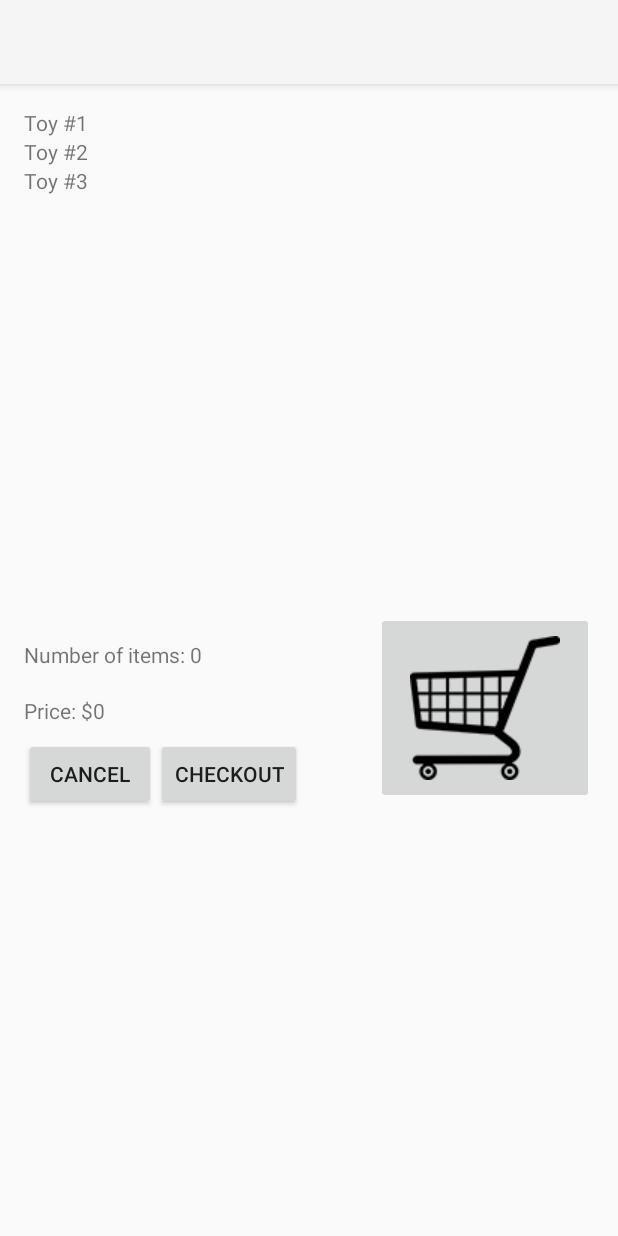
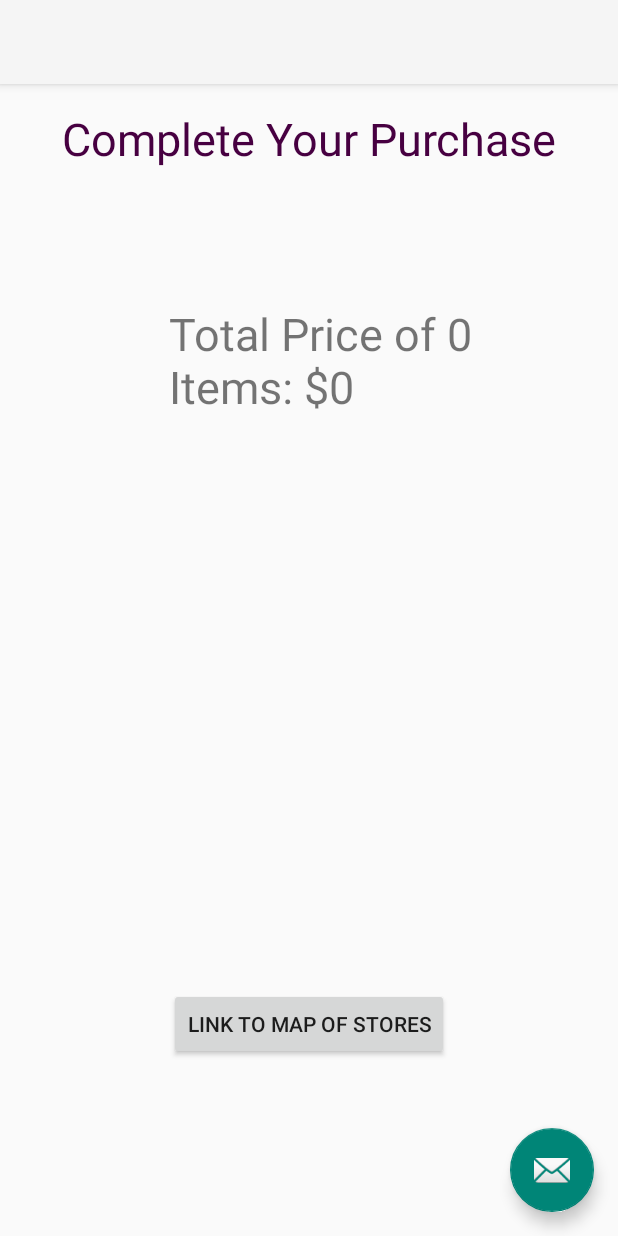
Before and after one commit to matthewchiang/toy-store-project, an Android app: the ToyActivity screen opened directly, with no data from a screen before it, after a tap on "CHECKOUT", on a phone screen of 412 x 824 dp. Run offline under Robolectric (Android 15) with nearby library versions, the phone set to English and light mode, and no system bars.

Commit message:
Checkout works

```diff
--- /dev/null
+++ b/app/src/main/java/cosc150/toy_store/CheckoutActivity.java
@@ -0,0 +1,43 @@
+package cosc150.toy_store;
+
+import android.content.Intent;
+import android.net.Uri;
+import android.os.Bundle;
+import android.support.design.widget.FloatingActionButton;
+import android.support.design.widget.Snackbar;
+import android.support.v7.app.AppCompatActivity;
+import android.support.v7.widget.Toolbar;
+import android.util.Log;
+import android.view.View;
+import android.widget.TextView;
+
+public class CheckoutActivity extends AppCompatActivity {
+
+    @Override
+    protected void onCreate(Bundle savedInstanceState) {
+        super.onCreate(savedInstanceState);
+        setContentView(R.layout.activity_checkout);
+
+        TextView listOfSelectedToys = (TextView) findViewById(R.id.selectedToysView);
+        String toyNamesString = "";
+        ToyList selectedToys = ToyActivity.selectedToys;
+
+        Log.d("print", "size of selectedToys " + selectedToys.getNumOfToys());
+
+        for (int i = 0; i<selectedToys.getNumOfToys(); i++)
+        {
+            String toyName = selectedToys.getToy(i).getToyName();
+            Log.d("print", "Toy name" + selectedToys.getToy(i).getToyName());
+            toyNamesString+=toyName+"\n";
+        }
+
+        Log.d("print", "toyNamesString "+toyNamesString);
+        toyNamesString += "\nTotal Price of "+ ToyActivity.numItemsInCart +" Items: $"+ToyActivity.priceOfItems;
+        listOfSelectedToys.setText(toyNamesString);
+    }
+
+    public void openURL(View view) {
+        Intent browserIntent = new Intent(Intent.ACTION_VIEW, Uri.parse("http://www.toysrus.com/storeLocator/index.jsp"));
+        startActivity(browserIntent);
+    }
+}
--- a/app/src/main/java/cosc150/toy_store/MainActivity.java
+++ b/app/src/main/java/cosc150/toy_store/MainActivity.java
@@ -29,13 +29,11 @@ import java.net.URL;
 import java.util.ArrayList;
 
 public class MainActivity extends AppCompatActivity {
-
     //SearchView sv;
     //ListView lv;
-    //ToyList toylist;
     //    String[] toyNames = {"Lego Technic Crawler Crane costs $150","Lego Technic Volvo L350F costs $250","Lego Star Wars Millennium Falcon costs $150"};
     //ArrayAdapter<String> adapter;
-
+    public static ToyList toyList;
     public static ArrayList<String> toyNameList = new ArrayList<String>();
     public static ArrayList<Integer> toyPriceList = new ArrayList<Integer>();
     //public static ArrayList<ImageView> imageList = new ArrayList<ImageView>();
@@ -128,7 +126,7 @@ public class MainActivity extends AppCompatActivity {
             byte[] buffer = new byte[size]; //declare the size of the byte array with size of the file
             is.read(buffer); //read file
             is.close(); //close file
-            ToyList toyList = new ToyList(buffer, size);
+            toyList = new ToyList(buffer, size);
             System.out.println("There are " + toyList.getNumOfToys() + " toys.");
 
             for (int i = 0; i < toyList.getNumOfToys(); i++) {
--- a/app/src/main/java/cosc150/toy_store/ToyList.java
+++ b/app/src/main/java/cosc150/toy_store/ToyList.java
@@ -29,6 +29,7 @@ public class ToyList {
         }
     }
 
+    public void removeAllToys() { toyList.clear(); }
     public void addToy(Toy toy) {
         toyList.add(toy);
     }
--- /dev/null
+++ b/app/src/main/res/layout/activity_checkout.xml
@@ -0,0 +1,34 @@
+<?xml version="1.0" encoding="utf-8"?>
+<android.support.design.widget.CoordinatorLayout xmlns:android="http://schemas.android.com/apk/res/android"
+    xmlns:app="http://schemas.android.com/apk/res-auto"
+    xmlns:tools="http://schemas.android.com/tools"
+    android:layout_width="match_parent"
+    android:layout_height="match_parent"
+    android:fitsSystemWindows="true"
+    tools:context="cosc150.toy_store.CheckoutActivity">
+
+    <android.support.design.widget.AppBarLayout
+        android:layout_width="match_parent"
+        android:layout_height="wrap_content"
+        android:theme="@style/AppBarOverlay">
+
+        <android.support.v7.widget.Toolbar
+            android:id="@+id/toolbar"
+            android:layout_width="match_parent"
+            android:layout_height="?attr/actionBarSize"
+            android:background="?attr/colorPrimary"
+            app:popupTheme="@style/PopupOverlay" />
+
+    </android.support.design.widget.AppBarLayout>
+
+    <include layout="@layout/content_checkout" />
+
+    <android.support.design.widget.FloatingActionButton
+        android:id="@+id/fab"
+        android:layout_width="wrap_content"
+        android:layout_height="wrap_content"
+        android:layout_gravity="bottom|end"
+        android:layout_margin="@dimen/fab_margin"
+        android:src="@android:drawable/ic_dialog_email" />
+
+</android.support.design.widget.CoordinatorLayout>
--- /dev/null
+++ b/app/src/main/res/layout/content_checkout.xml
@@ -0,0 +1,47 @@
+<?xml version="1.0" encoding="utf-8"?>
+<RelativeLayout xmlns:android="http://schemas.android.com/apk/res/android"
+    xmlns:app="http://schemas.android.com/apk/res-auto"
+    xmlns:tools="http://schemas.android.com/tools"
+    android:layout_width="match_parent"
+    android:layout_height="match_parent"
+    android:paddingBottom="@dimen/activity_vertical_margin"
+    android:paddingLeft="@dimen/activity_horizontal_margin"
+    android:paddingRight="@dimen/activity_horizontal_margin"
+    android:paddingTop="@dimen/activity_vertical_margin"
+    app:layout_behavior="@string/appbar_scrolling_view_behavior"
+    tools:context="cosc150.toy_store.CheckoutActivity"
+    tools:showIn="@layout/activity_checkout">
+
+    <TextView
+        android:layout_width="match_parent"
+        android:layout_height="wrap_content"
+        android:textAppearance="?android:attr/textAppearanceLarge"
+        android:text="Complete Your Purchase"
+        android:id="@+id/completePurchaseTextView"
+        android:layout_alignParentTop="true"
+        android:layout_centerHorizontal="true"
+        android:layout_alignParentStart="true"
+        android:textSize="30dp"
+        android:textAlignment="center"
+        android:textColor="#470041" />
+
+    <Button
+        android:layout_width="wrap_content"
+        android:layout_height="wrap_content"
+        android:text="Link to Map of Stores"
+        android:id="@+id/mapURL"
+        android:layout_alignParentBottom="true"
+        android:layout_centerHorizontal="true"
+        android:layout_marginBottom="101dp"
+        android:onClick="openURL" />
+
+    <TextView
+        android:layout_width="wrap_content"
+        android:layout_height="wrap_content"
+        android:id="@+id/selectedToysView"
+        android:layout_marginTop="54dp"
+        android:layout_below="@+id/completePurchaseTextView"
+        android:layout_alignLeft="@+id/mapURL"
+        android:layout_alignStart="@+id/mapURL"
+        android:textSize="30dp" />
+</RelativeLayout>
--- a/app/src/main/res/values/strings.xml
+++ b/app/src/main/res/values/strings.xml
@@ -2,4 +2,5 @@
     <string name="app_name">Toy-Store</string>
     <string name="action_settings">Settings</string>
     <string name="title_activity_toy">ToyActivity</string>
+    <string name="title_activity_checkout">CheckoutActivity</string>
 </resources>
```
Also changed, not shown: app/src/main/AndroidManifest.xml (+7 -1 lines), app/src/main/java/cosc150/toy_store/ToyActivity.java (+21 -35 lines).
